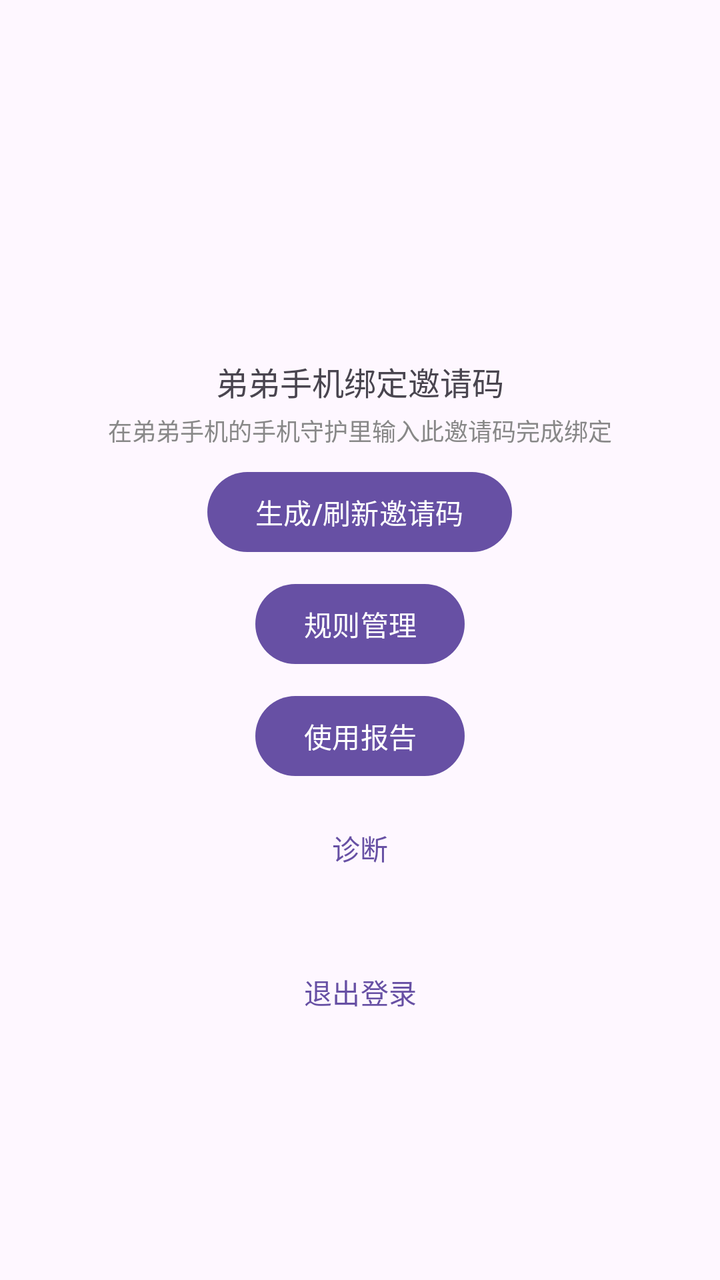
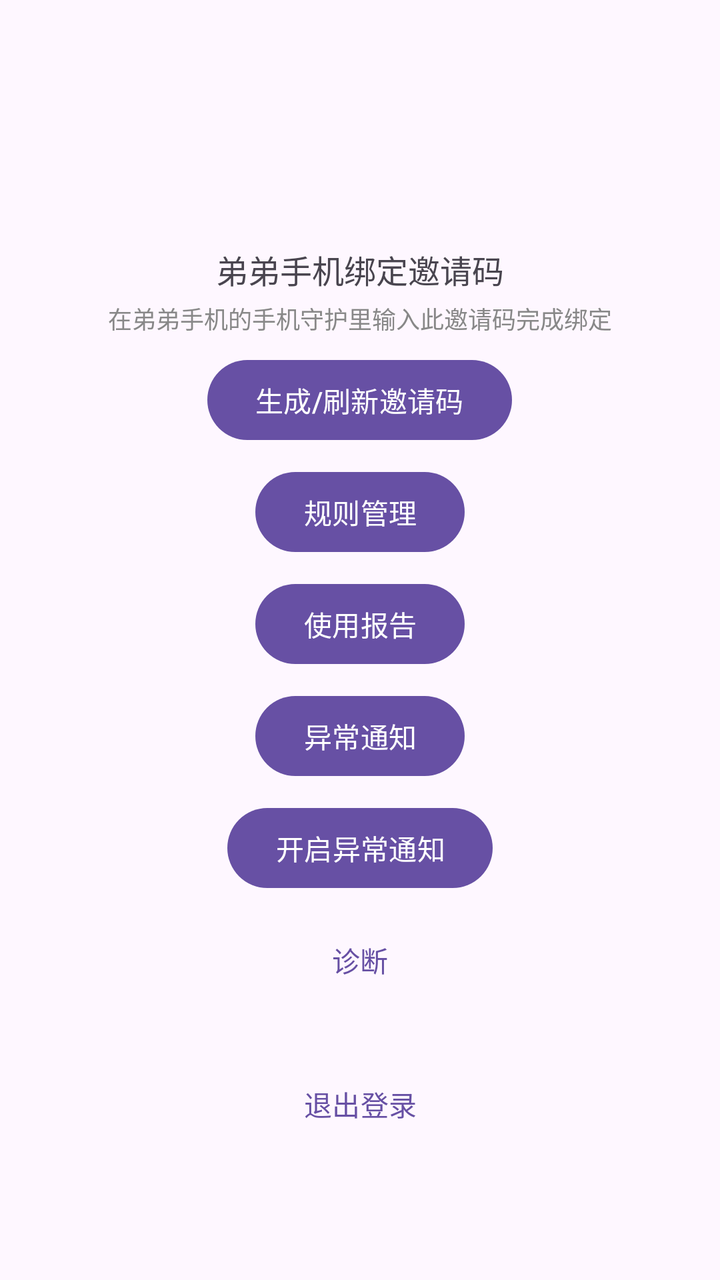

Compare the two renders of this Android layout. The source of the first and the diff that turns it into the second are given below.
<!-- AndroidManifest.xml: application theme Theme.PhoneGuard -->
<!-- res/layout/activity_main.xml -->
<?xml version="1.0" encoding="utf-8"?>
<LinearLayout xmlns:android="http://schemas.android.com/apk/res/android"
    android:layout_width="match_parent"
    android:layout_height="match_parent"
    android:gravity="center"
    android:orientation="vertical"
    android:padding="24dp">

    <TextView
        android:id="@+id/tvWelcome"
        android:layout_width="wrap_content"
        android:layout_height="wrap_content"
        android:textSize="20sp" />

    <TextView
        android:layout_width="wrap_content"
        android:layout_height="wrap_content"
        android:layout_marginTop="32dp"
        android:text="@string/invite_code_title"
        android:textSize="16sp" />

    <TextView
        android:id="@+id/tvInviteCode"
        android:layout_width="wrap_content"
        android:layout_height="wrap_content"
        android:layout_marginTop="8dp"
        android:letterSpacing="0.2"
        android:textColor="@color/primary"
        android:textSize="40sp"
        android:textStyle="bold"
        android:visibility="gone" />

    <TextView
        android:layout_width="wrap_content"
        android:layout_height="wrap_content"
        android:layout_marginTop="4dp"
        android:text="@string/invite_code_tip"
        android:textSize="12sp"
        android:textColor="#888888" />

    <com.google.android.material.button.MaterialButton
        android:id="@+id/btnCopyCode"
        style="@style/Widget.Material3.Button.TonalButton"
        android:layout_width="wrap_content"
        android:layout_height="wrap_content"
        android:layout_marginTop="12dp"
        android:text="@string/copy_code"
        android:visibility="gone" />

    <com.google.android.material.button.MaterialButton
        android:id="@+id/btnRefreshCode"
        android:layout_width="wrap_content"
        android:layout_height="wrap_content"
        android:layout_marginTop="8dp"
        android:text="@string/refresh_code" />

    <com.google.android.material.button.MaterialButton
        android:id="@+id/btnRules"
        android:layout_width="wrap_content"
        android:layout_height="wrap_content"
        android:layout_marginTop="8dp"
        android:text="@string/rules" />

    <com.google.android.material.button.MaterialButton
        android:id="@+id/btnMonitor"
        android:layout_width="wrap_content"
        android:layout_height="wrap_content"
        android:layout_marginTop="8dp"
        android:text="@string/monitor" />

    <com.google.android.material.button.MaterialButton
        android:id="@+id/btnDiag"
        style="@style/Widget.Material3.Button.TextButton"
        android:layout_width="wrap_content"
        android:layout_height="wrap_content"
        android:layout_marginTop="8dp"
        android:text="@string/diag" />

    <com.google.android.material.button.MaterialButton
        android:id="@+id/btnLogout"
        style="@style/Widget.Material3.Button.TextButton"
        android:layout_width="wrap_content"
        android:layout_height="wrap_content"
        android:layout_marginTop="24dp"
        android:text="@string/logout" />
</LinearLayout>
<!-- resources referenced by this layout -->
<resources>
  <color name="primary">#1A73E8</color>
  <string name="copy_code">复制邀请码</string>
  <string name="diag">诊断</string>
  <string name="invite_code_tip">在弟弟手机的"手机守护"里输入此邀请码完成绑定</string>
  <string name="invite_code_title">弟弟手机绑定邀请码</string>
  <string name="logout">退出登录</string>
  <string name="monitor">使用报告</string>
  <string name="refresh_code">生成/刷新邀请码</string>
  <string name="rules">规则管理</string>
  <style name="Theme.PhoneGuard" parent="Theme.Material3.DayNight.NoActionBar" />
</resources>

<!-- the commit's change to res/layout/activity_main.xml (unified diff, before → after) -->
@@ -69,6 +69,20 @@
         android:text="@string/monitor" />
 
     <com.google.android.material.button.MaterialButton
+        android:id="@+id/btnAnomaly"
+        android:layout_width="wrap_content"
+        android:layout_height="wrap_content"
+        android:layout_marginTop="8dp"
+        android:text="@string/anomaly" />
+
+    <com.google.android.material.button.MaterialButton
+        android:id="@+id/btnNotify"
+        android:layout_width="wrap_content"
+        android:layout_height="wrap_content"
+        android:layout_marginTop="8dp"
+        android:text="@string/start_notify" />
+
+    <com.google.android.material.button.MaterialButton
         android:id="@+id/btnDiag"
         style="@style/Widget.Material3.Button.TextButton"
         android:layout_width="wrap_content"
<!-- resource entries referenced after the edit -->
@@ -1,6 +1,7 @@
 <!-- resources referenced by this layout -->
 <resources>
   <color name="primary">#1A73E8</color>
+  <string name="anomaly">异常通知</string>
   <string name="copy_code">复制邀请码</string>
   <string name="diag">诊断</string>
   <string name="invite_code_tip">在弟弟手机的"手机守护"里输入此邀请码完成绑定</string>
@@ -9,6 +10,7 @@
   <string name="monitor">使用报告</string>
   <string name="refresh_code">生成/刷新邀请码</string>
   <string name="rules">规则管理</string>
+  <string name="start_notify">开启异常通知</string>
   <style name="Theme.PhoneGuard" parent="Theme.Material3.DayNight.NoActionBar" />
 </resources>
 
